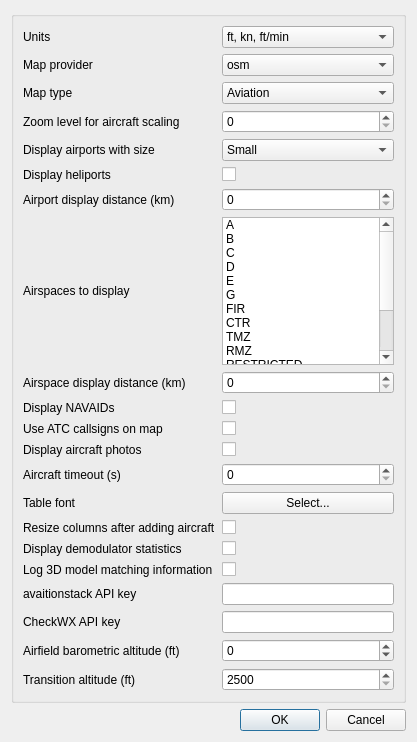
The window that plugins/channelrx/demodadsb/adsbdemoddisplaydialog.ui (f4exb/sdrangel) describes before a commit, drawn with Qt 5.
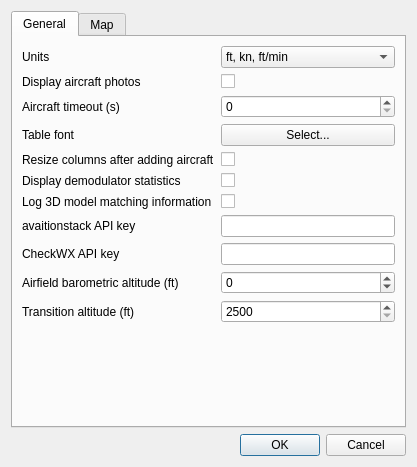
The same window after the commit.

Commit message: Split widgets in to 2 tabs, so it can fit on small Android screens

```diff
--- a/plugins/channelrx/demodadsb/adsbdemoddisplaydialog.ui
+++ b/plugins/channelrx/demodadsb/adsbdemoddisplaydialog.ui
@@ -7,7 +7,7 @@
     <x>0</x>
     <y>0</y>
     <width>417</width>
-    <height>742</height>
+    <height>467</height>
    </rect>
   </property>
   <property name="font">
@@ -20,98 +20,22 @@
   </property>
   <layout class="QVBoxLayout" name="verticalLayout">
    <item>
-    <widget class="QGroupBox" name="groupBox">
-     <layout class="QGridLayout" name="gridLayout">
-      <item row="9" column="0">
-       <widget class="QLabel" name="displayNavAids">
-        <property name="text">
-         <string>Display NAVAIDs</string>
-        </property>
-       </widget>
-      </item>
-      <item row="21" column="1">
-       <widget class="QSpinBox" name="airfieldElevation">
-        <property name="toolTip">
-         <string>Barometric altitude reported by aircraft when on airfield surface</string>
-        </property>
-        <property name="minimum">
-         <number>-10000</number>
-        </property>
-        <property name="maximum">
-         <number>30000</number>
-        </property>
-        <property name="singleStep">
-         <number>10</number>
-        </property>
-       </widget>
-      </item>
-      <item row="6" column="0">
-       <widget class="QLabel" name="airportRangeLabel">
-        <property name="text">
-         <string>Airport display distance (km)</string>
-        </property>
-       </widget>
-      </item>
-      <item row="5" column="0">
-       <widget class="QLabel" name="heliportsLabel">
-        <property name="text">
-         <string>Display heliports</string>
-        </property>
-       </widget>
-      </item>
-      <item row="12" column="1">
-       <widget class="QSpinBox" name="timeout">
-        <property name="toolTip">
-         <string>How long in seconds after not receiving any frames will an aircraft be removed from the table and map</string>
-        </property>
-        <property name="maximum">
-         <number>1000000</number>
-        </property>
-       </widget>
-      </item>
-      <item row="5" column="1">
-       <widget class="QCheckBox" name="heliports">
-        <property name="toolTip">
-         <string>When checked, heliports are displayed on the map</string>
-        </property>
-        <property name="text">
-         <string/>
-        </property>
-       </widget>
-      </item>
-      <item row="22" column="1">
-       <widget class="QSpinBox" name="transitionAltitude">
-        <property name="toolTip">
-         <string>Transition altitude in feet</string>
-        </property>
-        <property name="minimum">
-         <number>2500</number>
-        </property>
-        <property name="maximum">
-         <number>20000</number>
-        </property>
-       </widget>
-      </item>
-      <item row="4" column="1">
-       <widget class="QComboBox" name="airportSize">
-        <property name="toolTip">
-         <string>Sets the minimum airport size that will be displayed on the map</string>
-        </property>
+    <widget class="QTabWidget" name="tabs">
+     <property name="currentIndex">
+      <number>0</number>
+     </property>
+     <widget class="QWidget" name="generalTab">
+      <attribute name="title">
+       <string>General</string>
+      </attribute>
+      <layout class="QVBoxLayout" name="verticalLayout_4">
         <item>
+        <layout class="QFormLayout" name="generalLayout">
+         <item row="0" column="0">
+          <widget class="QLabel" name="unitsLabel">
          <property name="text">
-          <string>Small</string>
-         </property>
-        </item>
-        <item>
-         <property name="text">
-          <string>Medium</string>
-         </property>
-        </item>
-        <item>
-         <property name="text">
-          <string>Large</string>
-         </property>
-        </item>
+            <string>Units</string>
+           </property>
        </widget>
       </item>
       <item row="0" column="1">
@@ -131,21 +55,82 @@
         </item>
        </widget>
       </item>
+         <item row="1" column="0">
+          <widget class="QLabel" name="photosLabel">
+           <property name="text">
+            <string>Display aircraft photos</string>
+           </property>
+          </widget>
+         </item>
+         <item row="1" column="1">
+          <widget class="QCheckBox" name="photos">
+           <property name="toolTip">
+            <string>Download and display photos of highlighted aircraft</string>
+           </property>
+           <property name="text">
+            <string/>
+           </property>
+          </widget>
+         </item>
       <item row="2" column="0">
-       <widget class="QLabel" name="mapTypeLabel">
+          <widget class="QLabel" name="timeoutLabel">
         <property name="text">
-         <string>Map type</string>
+            <string>Aircraft timeout (s)</string>
         </property>
        </widget>
       </item>
-      <item row="16" column="0">
+         <item row="2" column="1">
+          <widget class="QSpinBox" name="timeout">
+           <property name="toolTip">
+            <string>How long in seconds after not receiving any frames will an aircraft be removed from the table and map</string>
+           </property>
+           <property name="maximum">
+            <number>1000000</number>
+           </property>
+          </widget>
+         </item>
+         <item row="3" column="0">
+          <widget class="QLabel" name="fontLabel">
+           <property name="text">
+            <string>Table font</string>
+           </property>
+          </widget>
+         </item>
+         <item row="3" column="1">
+          <widget class="QPushButton" name="font">
+           <property name="toolTip">
+            <string>Select a font for the table</string>
+           </property>
+           <property name="text">
+            <string>Select...</string>
+           </property>
+          </widget>
+         </item>
+         <item row="4" column="0">
        <widget class="QLabel" name="autoResizeTableColumnsLabel">
         <property name="text">
          <string>Resize columns after adding aircraft</string>
         </property>
        </widget>
       </item>
-      <item row="17" column="1">
+         <item row="4" column="1">
+          <widget class="QCheckBox" name="autoResizeTableColumns">
+           <property name="toolTip">
+            <string>Resize the columns in the table after an aircraft is added to it</string>
+           </property>
+           <property name="text">
+            <string/>
+           </property>
+          </widget>
+         </item>
+         <item row="5" column="0">
+          <widget class="QLabel" name="displayStatsLabel">
+           <property name="text">
+            <string>Display demodulator statistics</string>
+           </property>
+          </widget>
+         </item>
+         <item row="5" column="1">
        <widget class="QCheckBox" name="displayStats">
         <property name="sizePolicy">
          <sizepolicy hsizetype="Expanding" vsizetype="Fixed">
@@ -161,45 +146,14 @@
         </property>
        </widget>
       </item>
-      <item row="18" column="0">
+         <item row="6" column="0">
        <widget class="QLabel" name="verboseModelMatchingLabel">
         <property name="text">
          <string>Log 3D model matching information</string>
         </property>
        </widget>
       </item>
-      <item row="13" column="1">
-       <widget class="QPushButton" name="font">
-        <property name="toolTip">
-         <string>Select a font for the table</string>
-        </property>
-        <property name="text">
-         <string>Select...</string>
-        </property>
-       </widget>
-      </item>
-      <item row="20" column="0">
-       <widget class="QLabel" name="checkWXAPIKeyLabel">
-        <property name="text">
-         <string>CheckWX API key</string>
-        </property>
-       </widget>
-      </item>
-      <item row="11" column="0">
-       <widget class="QLabel" name="photosLabel">
-        <property name="text">
-         <string>Display aircraft photos</string>
-        </property>
-       </widget>
-      </item>
-      <item row="7" column="0">
-       <widget class="QLabel" name="airspacesLabel">
-        <property name="text">
-         <string>Airspaces to display</string>
-        </property>
-       </widget>
-      </item>
-      <item row="18" column="1">
+         <item row="6" column="1">
        <widget class="QCheckBox" name="verboseModelMatching">
         <property name="toolTip">
          <string>Log information about how aircraft are matched to 3D models</string>
@@ -209,24 +163,120 @@
         </property>
        </widget>
       </item>
-      <item row="22" column="0">
+         <item row="7" column="0">
+          <widget class="QLabel" name="aviationstackAPIKeyLabel">
+           <property name="text">
+            <string>avaitionstack API key</string>
+           </property>
+          </widget>
+         </item>
+         <item row="7" column="1">
+          <widget class="QLineEdit" name="aviationstackAPIKey">
+           <property name="toolTip">
+            <string>aviationstack.com API key for accessing flight information</string>
+           </property>
+          </widget>
+         </item>
+         <item row="8" column="0">
+          <widget class="QLabel" name="checkWXAPIKeyLabel">
+           <property name="text">
+            <string>CheckWX API key</string>
+           </property>
+          </widget>
+         </item>
+         <item row="8" column="1">
+          <widget class="QLineEdit" name="checkWXAPIKey">
+           <property name="toolTip">
+            <string>checkwxapi.com API key for accessing airport weather (METARs)</string>
+           </property>
+          </widget>
+         </item>
+         <item row="9" column="0">
+          <widget class="QLabel" name="airfieldElevationLabel">
+           <property name="text">
+            <string>Airfield barometric altitude (ft)</string>
+           </property>
+          </widget>
+         </item>
+         <item row="9" column="1">
+          <widget class="QSpinBox" name="airfieldElevation">
+           <property name="toolTip">
+            <string>Barometric altitude reported by aircraft when on airfield surface</string>
+           </property>
+           <property name="minimum">
+            <number>-10000</number>
+           </property>
+           <property name="maximum">
+            <number>30000</number>
+           </property>
+           <property name="singleStep">
+            <number>10</number>
+           </property>
+          </widget>
+         </item>
+         <item row="10" column="0">
        <widget class="QLabel" name="transitionAltitudeLabel">
         <property name="text">
          <string>Transition altitude (ft)</string>
         </property>
        </widget>
       </item>
-      <item row="8" column="1">
-       <widget class="QSpinBox" name="airspaceRange">
+         <item row="10" column="1">
+          <widget class="QSpinBox" name="transitionAltitude">
         <property name="toolTip">
-         <string>Displays airspace within the specified distance in kilometres from My Position</string>
+            <string>Transition altitude in feet</string>
+           </property>
+           <property name="minimum">
+            <number>2500</number>
         </property>
         <property name="maximum">
          <number>20000</number>
         </property>
        </widget>
       </item>
-      <item row="2" column="1">
+        </layout>
+       </item>
+      </layout>
+     </widget>
+     <widget class="QWidget" name="mapTab">
+      <attribute name="title">
+       <string>Map</string>
+      </attribute>
+      <layout class="QVBoxLayout" name="verticalLayout_2">
+       <item>
+        <layout class="QFormLayout" name="mapLayout">
+         <item row="0" column="0">
+          <widget class="QLabel" name="mapProviderLabel">
+           <property name="text">
+            <string>Map provider</string>
+           </property>
+          </widget>
+         </item>
+         <item row="0" column="1">
+          <widget class="QComboBox" name="mapProvider">
+           <property name="toolTip">
+            <string>Mapping service</string>
+           </property>
+           <item>
+            <property name="text">
+             <string>osm</string>
+            </property>
+           </item>
+           <item>
+            <property name="text">
+             <string>mapboxgl</string>
+            </property>
+           </item>
+          </widget>
+         </item>
+         <item row="1" column="0">
+          <widget class="QLabel" name="mapTypeLabel">
+           <property name="text">
+            <string>Map type</string>
+           </property>
+          </widget>
+         </item>
+         <item row="1" column="1">
        <widget class="QComboBox" name="mapType">
         <property name="toolTip">
          <string>Type of map to display</string>
@@ -253,45 +303,14 @@
         </item>
        </widget>
       </item>
-      <item row="20" column="1">
-       <widget class="QLineEdit" name="checkWXAPIKey">
-        <property name="toolTip">
-         <string>checkwxapi.com API key for accessing airport weather (METARs)</string>
-        </property>
-       </widget>
-      </item>
-      <item row="19" column="1">
-       <widget class="QLineEdit" name="aviationstackAPIKey">
-        <property name="toolTip">
-         <string>aviationstack.com API key for accessing flight information</string>
-        </property>
-       </widget>
-      </item>
-      <item row="19" column="0">
-       <widget class="QLabel" name="aviationstackAPIKeyLabel">
+         <item row="2" column="0">
+          <widget class="QLabel" name="aircraftMinZoomLabel">
         <property name="text">
-         <string>avaitionstack API key</string>
+            <string>Zoom level for aircraft scaling</string>
         </property>
        </widget>
       </item>
-      <item row="11" column="1">
-       <widget class="QCheckBox" name="photos">
-        <property name="toolTip">
-         <string>Download and display photos of highlighted aircraft</string>
-        </property>
-        <property name="text">
-         <string/>
-        </property>
-       </widget>
-      </item>
-      <item row="1" column="0">
-       <widget class="QLabel" name="mapProviderLabel">
-        <property name="text">
-         <string>Map provider</string>
-        </property>
-       </widget>
-      </item>
-      <item row="3" column="1">
+         <item row="2" column="1">
        <widget class="QSpinBox" name="aircraftMinZoom">
         <property name="toolTip">
          <string>When map zoom (0 min zoom - 15 max zoom) is higher than this value, aircraft icon size will be scaled</string>
@@ -301,14 +320,77 @@
         </property>
        </widget>
       </item>
-      <item row="13" column="0">
-       <widget class="QLabel" name="fontLabel">
+         <item row="3" column="0">
+          <widget class="QLabel" name="airportSizeLabel">
         <property name="text">
-         <string>Table font</string>
+            <string>Display airports with size</string>
         </property>
        </widget>
       </item>
-      <item row="7" column="1">
+         <item row="3" column="1">
+          <widget class="QComboBox" name="airportSize">
+           <property name="toolTip">
+            <string>Sets the minimum airport size that will be displayed on the map</string>
+           </property>
+           <item>
+            <property name="text">
+             <string>Small</string>
+            </property>
+           </item>
+           <item>
+            <property name="text">
+             <string>Medium</string>
+            </property>
+           </item>
+           <item>
+            <property name="text">
+             <string>Large</string>
+            </property>
+           </item>
+          </widget>
+         </item>
+         <item row="4" column="0">
+          <widget class="QLabel" name="heliportsLabel">
+           <property name="text">
+            <string>Display heliports</string>
+           </property>
+          </widget>
+         </item>
+         <item row="4" column="1">
+          <widget class="QCheckBox" name="heliports">
+           <property name="toolTip">
+            <string>When checked, heliports are displayed on the map</string>
+           </property>
+           <property name="text">
+            <string/>
+           </property>
+          </widget>
+         </item>
+         <item row="5" column="0">
+          <widget class="QLabel" name="airportRangeLabel">
+           <property name="text">
+            <string>Airport display distance (km)</string>
+           </property>
+          </widget>
+         </item>
+         <item row="5" column="1">
+          <widget class="QSpinBox" name="airportRange">
+           <property name="toolTip">
+            <string>Displays airports within the specified distance in kilometres from My Position</string>
+           </property>
+           <property name="maximum">
+            <number>20000</number>
+           </property>
+          </widget>
+         </item>
+         <item row="6" column="0">
+          <widget class="QLabel" name="airspacesLabel">
+           <property name="text">
+            <string>Airspaces to display</string>
+           </property>
+          </widget>
+         </item>
+         <item row="6" column="1">
        <widget class="QListWidget" name="airspaces">
         <property name="toolTip">
          <string>Airspace categories to display</string>
@@ -465,21 +547,31 @@
         </item>
        </widget>
       </item>
-      <item row="8" column="0">
+         <item row="7" column="0">
        <widget class="QLabel" name="airspaceRangeLabel">
         <property name="text">
          <string>Airspace display distance (km)</string>
         </property>
        </widget>
       </item>
-      <item row="0" column="0">
-       <widget class="QLabel" name="unitsLabel">
+         <item row="7" column="1">
+          <widget class="QSpinBox" name="airspaceRange">
+           <property name="toolTip">
+            <string>Displays airspace within the specified distance in kilometres from My Position</string>
+           </property>
+           <property name="maximum">
+            <number>20000</number>
+           </property>
+          </widget>
+         </item>
+         <item row="8" column="0">
+          <widget class="QLabel" name="displayNavAids">
         <property name="text">
-         <string>Units</string>
+            <string>Display NAVAIDs</string>
         </property>
        </widget>
       </item>
-      <item row="9" column="1">
+         <item row="8" column="1">
        <widget class="QCheckBox" name="navAids">
         <property name="toolTip">
          <string>Display NAVAIDs such as VORs and NDBs</string>
@@ -489,86 +581,7 @@
         </property>
        </widget>
       </item>
-      <item row="4" column="0">
-       <widget class="QLabel" name="airportSizeLabel">
-        <property name="text">
-         <string>Display airports with size</string>
-        </property>
-       </widget>
-      </item>
-      <item row="6" column="1">
-       <widget class="QSpinBox" name="airportRange">
-        <property name="toolTip">
-         <string>Displays airports within the specified distance in kilometres from My Position</string>
-        </property>
-        <property name="maximum">
-         <number>20000</number>
-        </property>
-       </widget>
-      </item>
-      <item row="1" column="1">
-       <widget class="QComboBox" name="mapProvider">
-        <property name="toolTip">
-         <string>Mapping service</string>
-        </property>
-        <item>
-         <property name="text">
-          <string>osm</string>
-         </property>
-        </item>
-        <item>
-         <property name="text">
-          <string>mapboxgl</string>
-         </property>
-        </item>
-       </widget>
-      </item>
-      <item row="16" column="1">
-       <widget class="QCheckBox" name="autoResizeTableColumns">
-        <property name="toolTip">
-         <string>Resize the columns in the table after an aircraft is added to it</string>
-        </property>
-        <property name="text">
-         <string/>
-        </property>
-       </widget>
-      </item>
-      <item row="12" column="0">
-       <widget class="QLabel" name="timeoutLabel">
-        <property name="text">
-         <string>Aircraft timeout (s)</string>
-        </property>
-       </widget>
-      </item>
-      <item row="21" column="0">
-       <widget class="QLabel" name="airfieldElevationLabel">
-        <property name="text">
-         <string>Airfield barometric altitude (ft)</string>
-        </property>
-       </widget>
-      </item>
-      <item row="17" column="0">
-       <widget class="QLabel" name="displayStatsLabel">
-        <property name="text">
-         <string>Display demodulator statistics</string>
-        </property>
-       </widget>
-      </item>
-      <item row="3" column="0">
-       <widget class="QLabel" name="aircraftMinZoomLabel">
-        <property name="text">
-         <string>Zoom level for aircraft scaling</string>
-        </property>
-       </widget>
-      </item>
-      <item row="10" column="0">
-       <widget class="QLabel" name="atcCallsignsLabel">
-        <property name="text">
-         <string>Use ATC callsigns on map</string>
-        </property>
-       </widget>
-      </item>
-      <item row="10" column="1">
+         <item row="9" column="1">
        <widget class="QCheckBox" name="atcCallsigns">
         <property name="toolTip">
          <string>Use ATC callsigns (SPEEDBIRD) rather than ICAO (BAW) for aircraft labels on map</string>
@@ -578,7 +591,17 @@
         </property>
        </widget>
       </item>
-     </layout>
+         <item row="9" column="0">
+          <widget class="QLabel" name="atcCallsignsLabel">
+           <property name="text">
+            <string>Use ATC callsigns on map</string>
+           </property>
+          </widget>
+         </item>
+        </layout>
+       </item>
+      </layout>
+     </widget>
     </widget>
    </item>
    <item>
```
Left out of the diff: 20 changed lines with no effect on the pictures. Lines whose indentation alone changed are shown as unchanged.
